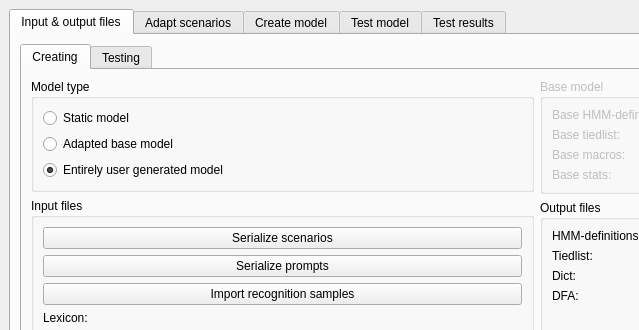
KDE/simon, file sam/src/main.ui: the form before one commit; both pictures show x 0 to 639 and y 0 to 330 of the 722 by 589 pixel window.
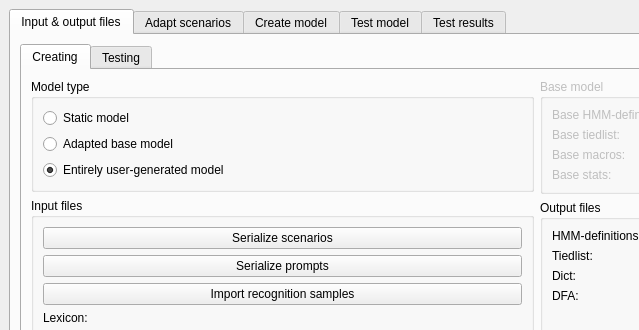
The form after the commit. Custom widgets are drawn as their Qt base class.

```diff
--- a/sam/src/main.ui
+++ b/sam/src/main.ui
@@ -60,7 +60,7 @@
                  <item>
                   <widget class="QRadioButton" name="rbDynamicModel">
                    <property name="text">
-                    <string>Entirely user generated model</string>
+                    <string>Entirely user-generated model</string>
                    </property>
                    <property name="checked">
                     <bool>true</bool>
```
